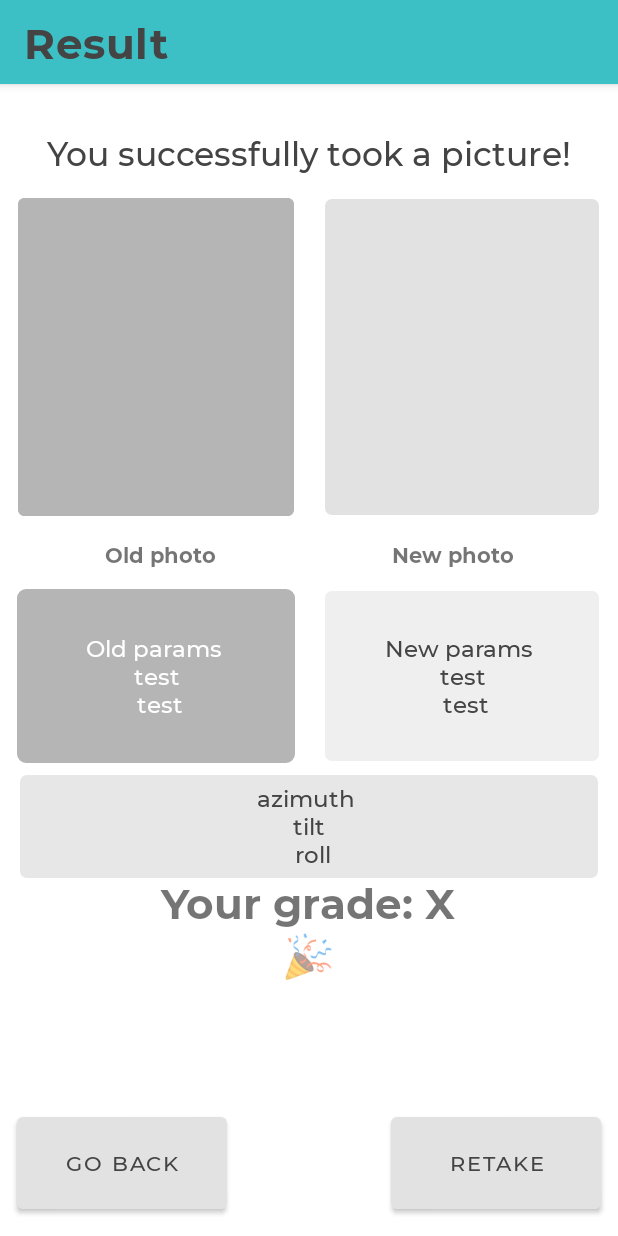
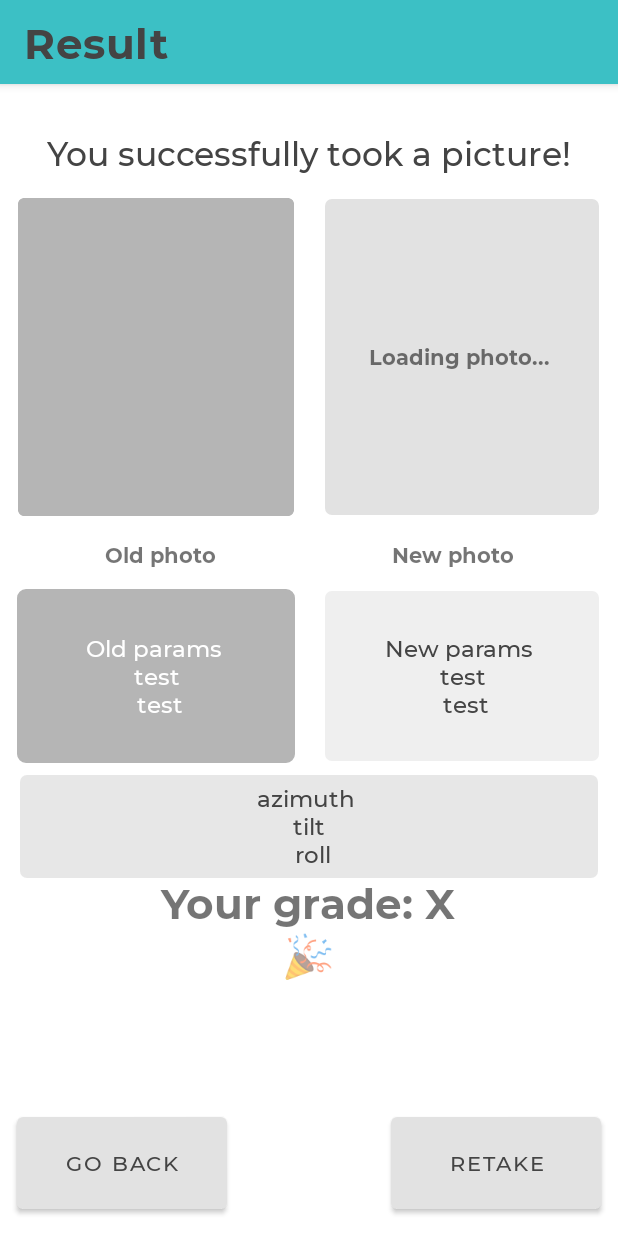
Before and after one commit to Christoffer9612/smapshot-application, an Android app: the ResultActivity screen opened directly, with no data from a screen before it, on a phone screen of 412 x 824 dp. Run offline under Robolectric (Android 15) with nearby library versions, the phone set to English and light mode, and no system bars; our stand-ins replace Picasso, Volley; pictures from the network do not load; 9 statements that could not run were skipped.

Commit message:
Loading photo message

```diff
--- a/app/src/main/res/layout/activity_result.xml
+++ b/app/src/main/res/layout/activity_result.xml
@@ -121,6 +121,7 @@
         android:scaleType="centerCrop"
         app:shapeAppearanceOverlay="@style/LessRoundedSquare" />
 
+
     <com.google.android.material.imageview.ShapeableImageView
         android:id="@+id/newPhoto"
         android:layout_width="185dp"
@@ -134,6 +135,20 @@
         android:background="@drawable/grey_rounded_corner"
         android:scaleType="centerCrop"
         app:shapeAppearanceOverlay="@style/LessRoundedSquare" />
+
+    <TextView
+        android:id="@+id/loadingMessage"
+        android:layout_width="wrap_content"
+        android:layout_height="wrap_content"
+        android:layout_alignEnd="@+id/newPhoto"
+        android:layout_alignRight="@+id/newPhoto"
+        android:layout_alignBottom="@+id/newPhoto"
+        android:layout_marginEnd="34dp"
+        android:layout_marginRight="34dp"
+        android:layout_marginBottom="97dp"
+        android:gravity="center"
+        android:text="Loading photo..."
+        android:textSize="14dp" />
 
     <TextView
         android:id="@+id/newParams"
```
